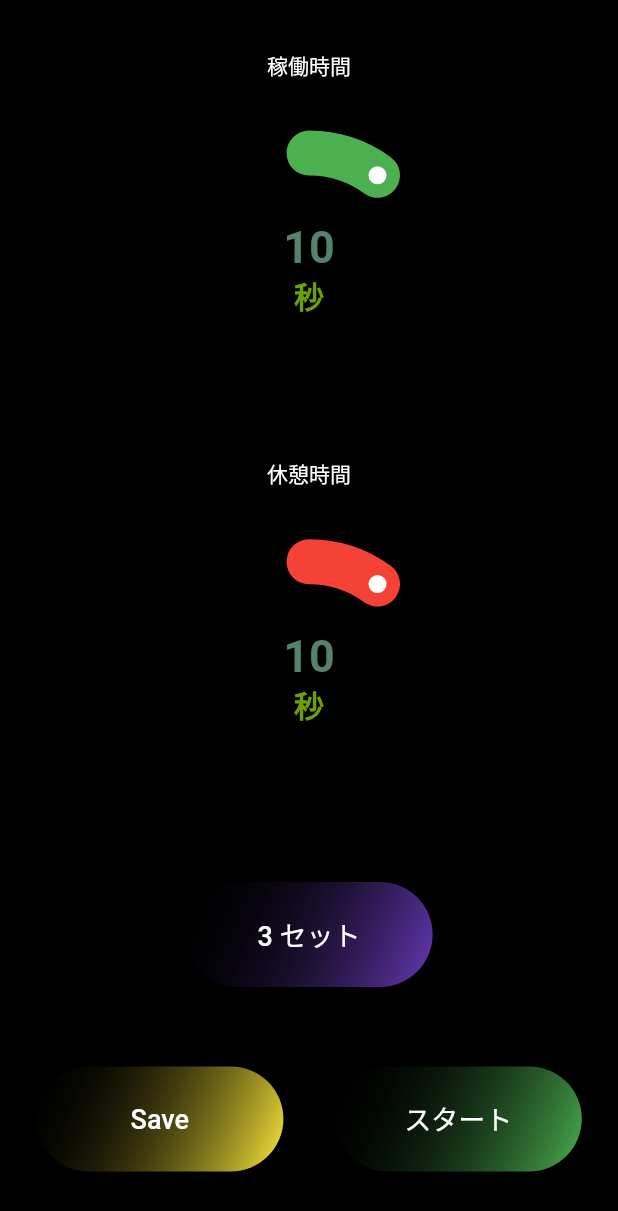
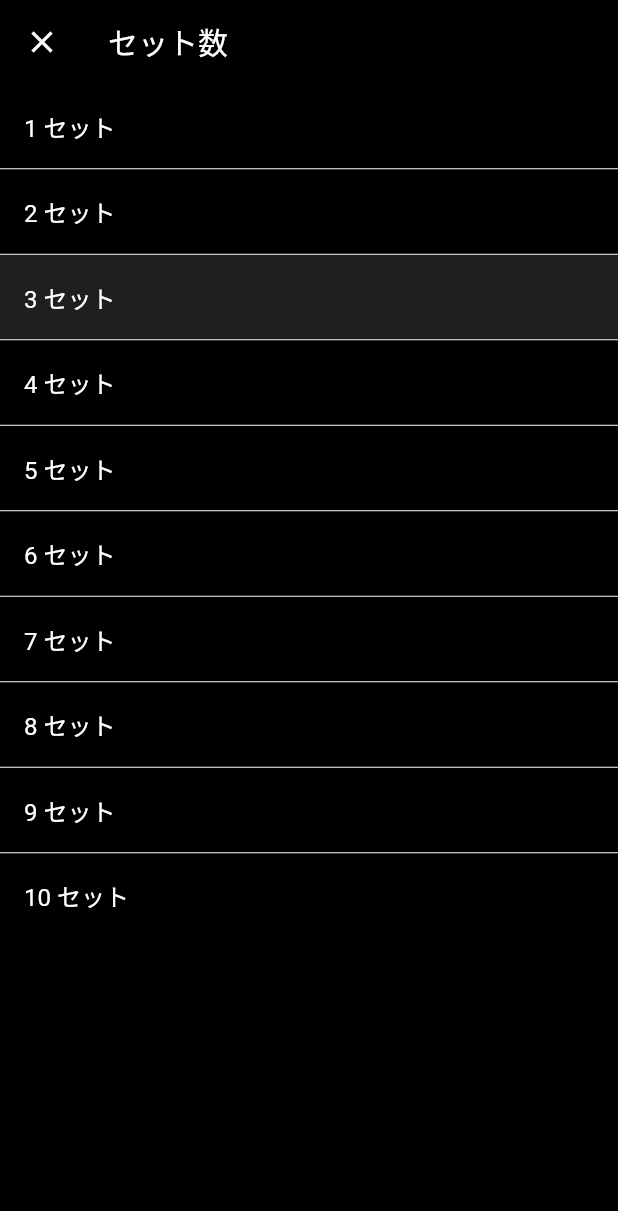
Before and after one commit to den0206/getx_timer, a Flutter app: the screen it shows after launch, after a tap on "3 セット", on a phone screen of 412 x 824 dp. Shown: the top 1211 px of the screen. Run offline on Flutter 3.47's test engine with Material 2 defaults, Android fonts, the phone set to English and light mode, and no system bars; drawn by our look-alikes of sleek_circular_slider; our stand-ins replace get, get_storage, sizer.

Commit message:
finish base func

```diff
--- a/lib/main.dart
+++ b/lib/main.dart
@@ -1,15 +1,24 @@
 import 'package:flutter/material.dart';
+import 'package:flutter/services.dart';
 import 'package:get/instance_manager.dart';
 import 'package:get/route_manager.dart';
-import 'package:getx_timer/src/screen/home/home_controller.dart';
 import 'package:getx_timer/src/screen/home/home_sceen.dart';
 import 'package:getx_timer/src/screen/prepare/prepare_controller.dart';
 import 'package:getx_timer/src/screen/prepare/prepare_screen.dart';
+import 'package:getx_timer/src/screen/set_count/set_count_screen.dart';
 import 'package:getx_timer/src/screen/timer/timer_controller.dart';
 import 'package:getx_timer/src/screen/timer/timer_screen.dart';
+import 'package:getx_timer/src/service/setting_service.dart';
 import 'package:sizer/sizer.dart';
 
-void main() {
+import 'src/service/database_service.dart';
+
+void main() async {
+  WidgetsFlutterBinding.ensureInitialized();
+  SystemChrome.setPreferredOrientations([DeviceOrientation.portraitUp]);
+
+  await Get.put(DatabaseService()).initStorage();
+
   runApp(MyApp());
 }
 
@@ -40,7 +49,13 @@ class MyApp extends StatelessWidget {
             GetPage(
               name: TimerScreen.routeName,
               page: () => TimerScreen(),
-            )
+              binding: TimerBinding(),
+            ),
+            GetPage(
+              name: SetCountScreen.routeName,
+              page: () => SetCountScreen(),
+              fullscreenDialog: true,
+            ),
           ],
           initialBinding: InitialBinding(),
           home: HomeScreen(),
@@ -53,8 +68,6 @@ class MyApp extends StatelessWidget {
 class InitialBinding extends Bindings {
   @override
   void dependencies() {
-    Get.put(HomeController());
-    Get.lazyPut(() => PrepareController());
-    Get.lazyPut(() => TimerController());
+    Get.lazyPut(() => SettingService(), fenix: true);
   }
 }
--- a/lib/src/screen/home/home_controller.dart
+++ b/lib/src/screen/home/home_controller.dart
@@ -1,6 +1,9 @@
 import 'package:get/get_state_manager/get_state_manager.dart';
 import 'package:get/get.dart';
 import 'package:getx_timer/src/screen/prepare/prepare_screen.dart';
+import 'package:getx_timer/src/screen/set_count/set_count_screen.dart';
+import 'package:getx_timer/src/service/database_service.dart';
+import 'package:getx_timer/src/service/setting_service.dart';
 
 class HomeBinding extends Bindings {
   @override
@@ -10,14 +13,24 @@ class HomeBinding extends Bindings {
 }
 
 class HomeController extends GetxController {
+  final setting = SettingService.to;
+
   @override
   void onInit() {
     super.onInit();
-
-    /// load pref
   }
 
   void start() {
+    DatabaseService.to.setSetting(setting);
     Get.toNamed(PrepareScreen.routeName);
   }
+
+  void setCount() async {
+    final setCount = await Get.toNamed(SetCountScreen.routeName);
+
+    if (setCount != null) {
+      setting.setCount = setCount;
+      update();
+    }
+  }
 }
--- a/lib/src/screen/home/home_sceen.dart
+++ b/lib/src/screen/home/home_sceen.dart
@@ -12,22 +12,37 @@ class HomeScreen extends GetView<HomeController> {
   Widget build(BuildContext context) {
     return Scaffold(
         backgroundColor: Colors.black,
-      body: SafeArea(
+        body: GetBuilder<HomeController>(
+          init: HomeController(),
+          autoRemove: false,
+          builder: (_) {
+            return SafeArea(
               child: Container(
                 alignment: Alignment.topCenter,
                 child: Column(
                   mainAxisAlignment: MainAxisAlignment.spaceEvenly,
                   children: [
                     Text("稼働時間"),
-              BaseCirlularSlider(),
+                    BaseCirlularSlider(
+                      value: controller.setting.activeTime,
+                      onEnd: (value) {
+                        controller.setting.activeTime = value.ceilToDouble();
+                      },
+                    ),
                     Text("休憩時間"),
                     BaseCirlularSlider(
+                      value: controller.setting.intervalTime,
                       progressColor: Colors.red,
+                      onEnd: (value) {
+                        controller.setting.intervalTime = value.ceilToDouble();
+                      },
                     ),
                     CustomGradientButton(
                       mainColor: Colors.deepPurple,
-                text: "3 セット",
-                onPress: () {},
+                      text: "${controller.setting.setCount} セット",
+                      onPress: () {
+                        controller.setCount();
+                      },
                     ),
                     Row(
                       mainAxisAlignment: MainAxisAlignment.spaceEvenly,
@@ -49,7 +64,8 @@ class HomeScreen extends GetView<HomeController> {
                   ],
                 ),
               ),
-      ),
             );
+          },
+        ));
   }
 }
--- a/lib/src/screen/prepare/prepare_controller.dart
+++ b/lib/src/screen/prepare/prepare_controller.dart
@@ -35,11 +35,9 @@ class PrepareController extends GetxController {
       (timer) {
         if (count > 1) {
           count--;
-        } else if (count.value == 1) {
-          count--;
-          Get.toNamed(TimerScreen.routeName);
         } else {
           _timer.cancel();
+          Get.toNamed(TimerScreen.routeName);
         }
       },
     );
--- /dev/null
+++ b/lib/src/screen/set_count/set_count_screen.dart
@@ -0,0 +1,42 @@
+import 'package:flutter/material.dart';
+import 'package:get/instance_manager.dart';
+import 'package:getx_timer/src/service/setting_service.dart';
+import 'package:get/get.dart';
+
+class SetCountScreen extends StatelessWidget {
+  const SetCountScreen({Key? key}) : super(key: key);
+
+  static const routeName = '/SetCount';
+
+  @override
+  Widget build(BuildContext context) {
+    final List<int> counts = List.generate(10, (index) => index + 1);
+
+    return Scaffold(
+      appBar: AppBar(
+        title: Text('セット数'),
+      ),
+      body: ListView.separated(
+        separatorBuilder: (context, index) => Divider(
+          color: Colors.white,
+          height: 1,
+        ),
+        itemCount: counts.length,
+        itemBuilder: (BuildContext context, int index) {
+          final value = counts[index];
+          return ListTile(
+            title: Text(
+              "$value セット",
+              style: TextStyle(color: Colors.white),
+            ),
+            onTap: () {
+              Get.back(result: value);
+            },
+            selected: SettingService.to.setCount == value,
+            selectedTileColor: Colors.white12,
+          );
+        },
+      ),
+    );
+  }
+}
--- a/lib/src/screen/widgets/base_circle.dart
+++ b/lib/src/screen/widgets/base_circle.dart
@@ -8,22 +8,41 @@ class BaseCirlularSlider extends StatelessWidget {
   BaseCirlularSlider({
     Key? key,
     this.progressColor = Colors.green,
+    this.dragEnable = true,
+    this.trackWidth = 22,
+    this.animationEnable = true,
     this.size,
+    this.min,
+    this.max,
+    this.value,
+    this.onEnd,
+    this.innerWidget,
   }) : super(key: key);
 
   final Color progressColor;
+  final bool dragEnable;
+  final double trackWidth;
+  final bool animationEnable;
   double? size;
+  double? min;
+  double? max;
+  double? value;
+  Function(double value)? onEnd;
+  Widget Function(double)? innerWidget;
 
   @override
   Widget build(BuildContext context) {
     String percentageModifier(double value) {
-      final roundedValue = value.ceil().toInt().toString();
+      final roundedValue = value.ceil().toString();
       return '$roundedValue';
     }
 
-    return SleekCircularSlider(
+    return AbsorbPointer(
+      absorbing: !dragEnable,
+      child: SleekCircularSlider(
         appearance: CircularSliderAppearance(
-        customWidths: CustomSliderWidths(trackWidth: 22, progressBarWidth: 30),
+          customWidths: CustomSliderWidths(
+              trackWidth: trackWidth, progressBarWidth: trackWidth + 8),
           customColors: CustomSliderColors(
             progressBarColor: progressColor,
             trackColors: [
@@ -48,13 +67,16 @@ class BaseCirlularSlider extends StatelessWidget {
           size: size ?? 135.sp,
           startAngle: 270,
           angleRange: 360,
+          animationEnabled: animationEnable,
         ),
-      min: 0,
-      max: 100,
-      initialValue: 10,
+        min: min ?? 10,
+        max: max ?? 100,
+        initialValue: value ?? 20,
         onChange: (value) {},
         onChangeStart: (value) {},
-      onChangeEnd: (value) {},
+        onChangeEnd: onEnd,
+        innerWidget: innerWidget,
+      ),
     );
   }
 }
--- /dev/null
+++ b/lib/src/service/database_service.dart
@@ -0,0 +1,34 @@
+import 'package:get/get.dart';
+import 'package:get/get_state_manager/get_state_manager.dart';
+import 'package:get_storage/get_storage.dart';
+import 'package:getx_timer/src/service/setting_service.dart';
+
+class DatabaseService extends GetxService {
+  static DatabaseService get to => Get.find();
+  final box = GetStorage();
+
+  Future<void> initStorage() async {
+    await GetStorage.init();
+  }
+
+  void setSetting(SettingService setting) {
+    final value = {
+      "active": setting.activeTime,
+      "interval": setting.intervalTime,
+      "setCount": setting.setCount
+    };
+
+    box.write("setting", value);
+  }
+
+  Map<String, dynamic>? loadSetting() {
+    final key = "setting";
+
+    if (box.read(key) == null) {
+      return null;
+    } else {
+      Map<String, dynamic> value = box.read("setting");
+      return value;
+    }
+  }
+}
--- /dev/null
+++ b/lib/src/service/setting_service.dart
@@ -0,0 +1,27 @@
+import 'package:get/get.dart';
+import 'package:get/get_state_manager/get_state_manager.dart';
+import 'package:getx_timer/src/service/database_service.dart';
+
+class SettingService extends GetxService {
+  static SettingService get to => Get.find();
+
+  double activeTime = 30;
+  double intervalTime = 30;
+
+  int setCount = 3;
+
+  @override
+  void onInit() {
+    super.onInit();
+    loadSettings();
+  }
+
+  void loadSettings() {
+    final value = DatabaseService.to.loadSetting();
+    if (value != null) {
+      this.activeTime = value["active"];
+      this.intervalTime = value["interval"];
+      this.setCount = value["setCount"];
+    }
+  }
+}
```
Also changed, not shown: lib/src/screen/prepare/prepare_screen.dart (+11 -7 lines), lib/src/screen/timer/timer_controller.dart (+88 -0 lines), lib/src/screen/timer/timer_screen.dart (+21 -12 lines), pubspec.yaml (+1 -10 lines), pubspec.lock, 6 other files. Lines whose indentation alone changed are shown as unchanged.
